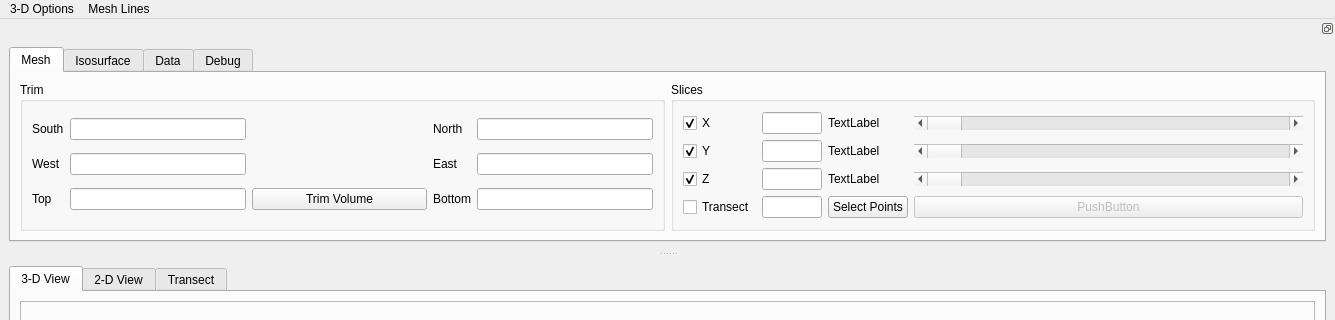
This is pyMT/ModelGUI/model_viewer.ui in eroots/pyMT as Qt 5 draws it before an edit; both pictures show x 0 to 1335 and y 0 to 320 of the 1335 by 854 pixel window. The edited form follows.
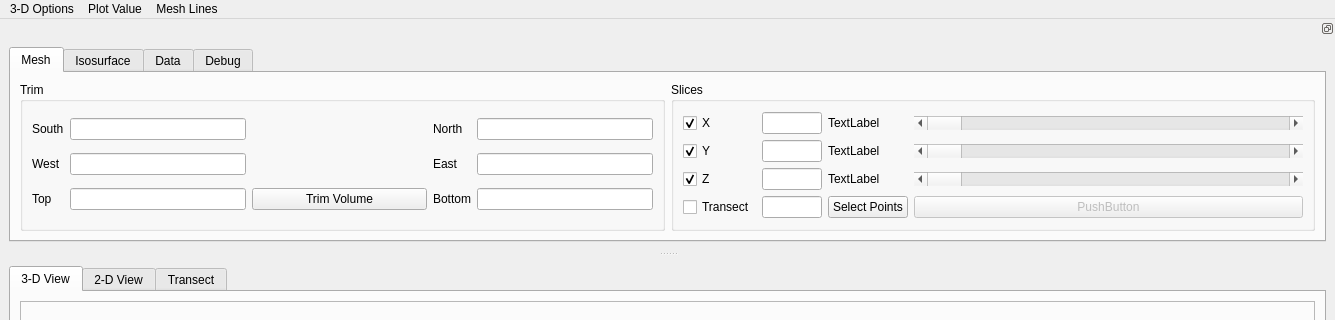
This is the edited form. The open tabs and pages were chosen to show the change.

Diff of the .ui file:
```diff
--- a/pyMT/ModelGUI/model_viewer.ui
+++ b/pyMT/ModelGUI/model_viewer.ui
@@ -659,7 +659,19 @@
     <addaction name="meshOn"/>
     <addaction name="meshOff"/>
    </widget>
+   <widget class="QMenu" name="menuPlot_Value">
+    <property name="title">
+     <string>Plot Value</string>
+    </property>
+    <addaction name="action_plot_rho_x"/>
+    <addaction name="action_plot_rho_y"/>
+    <addaction name="action_plot_rho_z"/>
+    <addaction name="action_plot_rho_xy"/>
+    <addaction name="action_plot_rho_xz"/>
+    <addaction name="action_plot_rho_yz"/>
+   </widget>
    <addaction name="menuView"/>
+   <addaction name="menuPlot_Value"/>
    <addaction name="menuMesh_Lines"/>
   </widget>
   <action name="viewXY">
```
Left out of the diff: 53 changed lines with no effect on the pictures.
